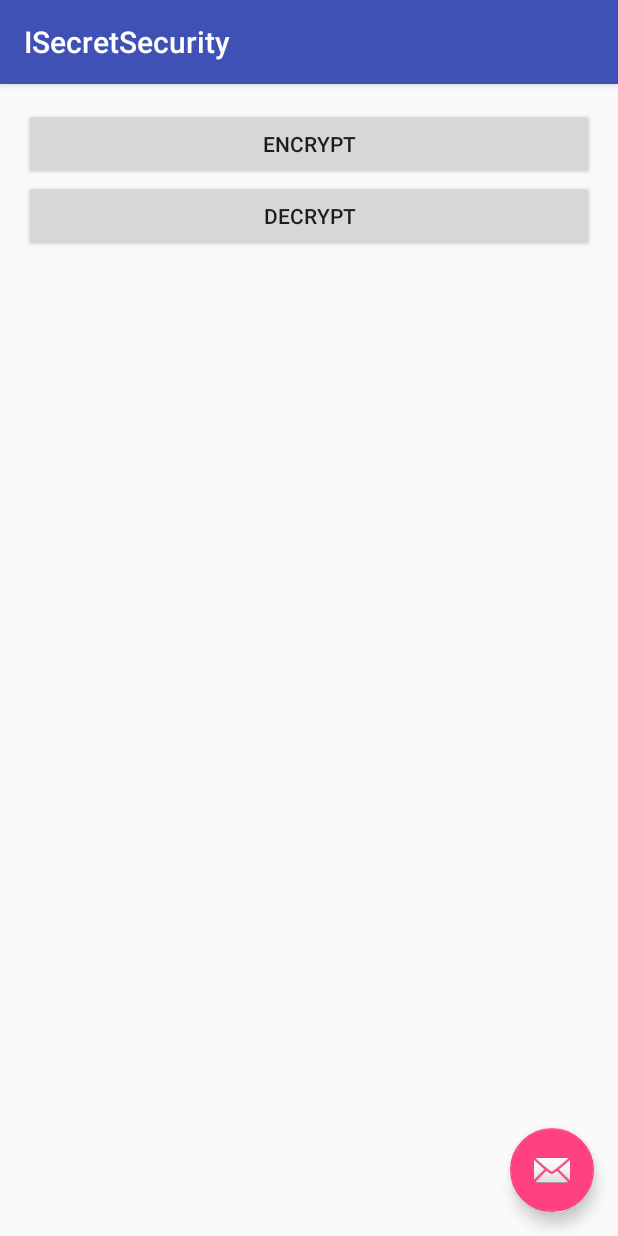
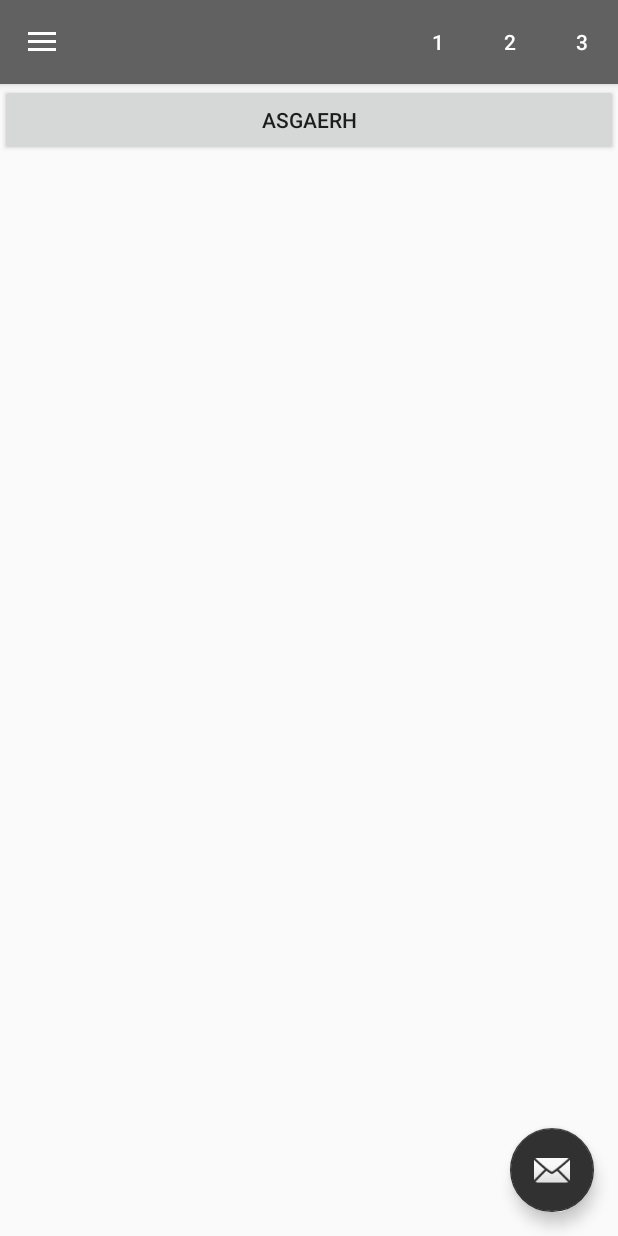
Before and after one commit to YuriZheng/IEasyTools, an Android app: the screen it shows after launch (MainActivity), on a phone screen of 412 x 824 dp. Run offline under Robolectric (Android 15) with nearby library versions, the phone set to English and light mode, and no system bars.

Commit message:
Init main view

```diff
--- a/IApplication/src/main/java/com/zyj/ieasytools/act/MainActivity.java
+++ b/IApplication/src/main/java/com/zyj/ieasytools/act/MainActivity.java
@@ -1,9 +1,14 @@
 package com.zyj.ieasytools.act;
 
+import android.content.res.Configuration;
 import android.os.Bundle;
+import android.support.annotation.Nullable;
 import android.support.design.widget.FloatingActionButton;
-import android.support.design.widget.Snackbar;
+import android.support.v4.widget.DrawerLayout;
+import android.support.v7.app.ActionBarDrawerToggle;
 import android.support.v7.widget.Toolbar;
+import android.view.Menu;
+import android.view.MenuItem;
 import android.view.View;
 import android.widget.TextView;
 
@@ -13,24 +18,50 @@ public class MainActivity extends BaseActivity {
 
     private TextView mTextView;
 
+    private DrawerLayout mDrawerLayout;
+    private ActionBarDrawerToggle mDrawerToggle;
+
     @Override
     protected void onCreate(Bundle savedInstanceState) {
         super.onCreate(savedInstanceState);
         setContentView(R.layout.activity_main);
 
         Toolbar toolbar = (Toolbar) findViewById(R.id.toolbar);
+        toolbar.setTitle("");
         setSupportActionBar(toolbar);
 
-        FloatingActionButton fab = (FloatingActionButton) findViewById(R.id.fab);
-        fab.setOnClickListener(new View.OnClickListener() {
+        toolbar.setOnMenuItemClickListener(new Toolbar.OnMenuItemClickListener() {
             @Override
-            public void onClick(View view) {
-                Snackbar.make(view, "Replace with your own action", Snackbar.LENGTH_LONG)
-                        .setAction("Action", null).show();
+            public boolean onMenuItemClick(MenuItem item) {
+                return true;
             }
         });
-        mTextView = (TextView) findViewById(R.id.content);
 
+        FloatingActionButton fab = (FloatingActionButton) findViewById(R.id.fab);
+        mDrawerLayout = (DrawerLayout) findViewById(R.id.drawer_layout);
+
+        mDrawerToggle = new ActionBarDrawerToggle(this, mDrawerLayout, toolbar, R.string.drawer_toggle_text, R.string.drawer_toggle_text);
+        mDrawerLayout.addDrawerListener(mDrawerToggle);
+
+    }
+
+    @Override
+    public boolean onCreateOptionsMenu(Menu menu) {
+        // 為了讓 Toolbar 的 Menu 有作用，這邊的程式不可以拿掉
+        getMenuInflater().inflate(R.menu.menu_main, menu);
+        return true;
+    }
+
+    @Override
+    protected void onPostCreate(@Nullable Bundle savedInstanceState) {
+        super.onPostCreate(savedInstanceState);
+        mDrawerToggle.syncState();
+    }
+
+    @Override
+    public void onConfigurationChanged(Configuration newConfig) {
+        super.onConfigurationChanged(newConfig);
+        mDrawerToggle.onConfigurationChanged(newConfig);
     }
 
     @Override
@@ -39,8 +70,7 @@ public class MainActivity extends BaseActivity {
     }
 
     public void onViewClick(View view) {
-        if (view.getId() == R.id.encrypt) {
-        } else if (view.getId() == R.id.decrypt) {
-        }
+//            Snackbar.make(view, "Replace with your own action", Snackbar.LENGTH_LONG)
+//                    .setAction("Action", null).show();
     }
 }
--- a/IApplication/src/main/res/layout/activity_main.xml
+++ b/IApplication/src/main/res/layout/activity_main.xml
@@ -18,11 +18,12 @@
             android:layout_width="match_parent"
             android:layout_height="?attr/actionBarSize"
             android:background="?attr/colorPrimary"
-            app:popupTheme="@style/AppTheme.PopupOverlay"/>
+            app:popupTheme="@style/AppTheme.PopupOverlay">
+        </android.support.v7.widget.Toolbar>
 
     </android.support.design.widget.AppBarLayout>
 
-    <include layout="@layout/content_main"/>
+    <include layout="@layout/content_drawerlayout"/>
 
     <android.support.design.widget.FloatingActionButton
         android:id="@+id/fab"
--- /dev/null
+++ b/IApplication/src/main/res/layout/content_drawerlayout.xml
@@ -0,0 +1,21 @@
+<?xml version="1.0" encoding="utf-8"?>
+<android.support.v4.widget.DrawerLayout
+    android:id="@+id/drawer_layout"
+    xmlns:android="http://schemas.android.com/apk/res/android"
+    xmlns:app="http://schemas.android.com/apk/res-auto"
+    xmlns:tools="http://schemas.android.com/tools"
+    android:layout_width="match_parent"
+    android:layout_height="match_parent">
+
+    <include layout="@layout/content_main"/>
+
+    <android.support.design.widget.NavigationView
+        android:id="@+id/navigationView"
+        android:layout_width="wrap_content"
+        android:layout_height="match_parent"
+        android:layout_gravity="left"
+        android:fitsSystemWindows="true"
+        app:headerLayout="@layout/navigation_head"
+        app:menu="@layout/navigation_menu">
+    </android.support.design.widget.NavigationView>
+</android.support.v4.widget.DrawerLayout>
--- a/IApplication/src/main/res/layout/content_main.xml
+++ b/IApplication/src/main/res/layout/content_main.xml
@@ -5,32 +5,11 @@
     xmlns:tools="http://schemas.android.com/tools"
     android:layout_width="match_parent"
     android:layout_height="match_parent"
-    android:layout_marginTop="?attr/actionBarSize"
-    android:paddingBottom="@dimen/activity_vertical_margin"
-    android:paddingLeft="@dimen/activity_horizontal_margin"
-    android:paddingRight="@dimen/activity_horizontal_margin"
-    android:paddingTop="@dimen/activity_vertical_margin">
+    android:layout_marginTop="?attr/actionBarSize">
 
     <Button
-        android:id="@+id/encrypt"
         android:layout_width="match_parent"
         android:layout_height="wrap_content"
-        android:onClick="onViewClick"
-        android:text="Encrypt"/>
+        android:text="asgaerh"/>
 
-    <Button
-        android:id="@+id/decrypt"
-        android:layout_width="match_parent"
-        android:layout_height="wrap_content"
-        android:layout_below="@id/encrypt"
-        android:onClick="onViewClick"
-        android:text="Decrypt"/>
-
-    <TextView
-        android:id="@+id/content"
-        android:layout_width="match_parent"
-        android:layout_height="wrap_content"
-        android:layout_below="@id/decrypt"
-        android:layout_marginTop="20.0dp"
-        android:gravity="center"/>
 </RelativeLayout>
--- a/IApplication/src/main/res/menu/menu_main.xml
+++ b/IApplication/src/main/res/menu/menu_main.xml
@@ -1,4 +1,24 @@
 <menu xmlns:android="http://schemas.android.com/apk/res/android"
       xmlns:app="http://schemas.android.com/apk/res-auto"
-      xmlns:tools="http://schemas.android.com/tools">
+      xmlns:tools="http://schemas.android.com/tools"
+      tools:context=".MainActivity">
+
+    <!--android:icon="@drawable/ab_edit" -->
+    <item
+        android:id="@+id/action_edit"
+        android:orderInCategory="80"
+        android:title="1"
+        app:showAsAction="always"/>
+
+    <item
+        android:id="@+id/action_share"
+        android:orderInCategory="90"
+        android:title="2"
+        app:showAsAction="always"/>
+
+    <item
+        android:id="@+id/action_share_"
+        android:orderInCategory="100"
+        android:title="3"
+        app:showAsAction="always"/>
 </menu>
--- a/IApplication/src/main/res/values-v21/styles.xml
+++ /dev/null
@@ -1,9 +0,0 @@
-<resources>>
-
-    <style name="AppTheme.NoActionBar">
-        <item name="windowActionBar">false</item>
-        <item name="windowNoTitle">true</item>
-        <item name="android:windowDrawsSystemBarBackgrounds">true</item>
-        <item name="android:statusBarColor">@android:color/transparent</item>
-    </style>
-</resources>
--- a/IApplication/src/main/res/values/colors.xml
+++ b/IApplication/src/main/res/values/colors.xml
@@ -1,6 +1,6 @@
 <?xml version="1.0" encoding="utf-8"?>
 <resources>
-    <color name="colorPrimary">#3F51B5</color>
-    <color name="colorPrimaryDark">#303F9F</color>
-    <color name="colorAccent">#FF4081</color>
+    <color name="colorPrimary">#616161</color>
+    <color name="colorPrimaryDark">#424242</color>
+    <color name="colorAccent">#313131</color>
 </resources>
--- a/IApplication/src/main/res/values/strings.xml
+++ b/IApplication/src/main/res/values/strings.xml
@@ -1,3 +1,5 @@
 <resources>
     <string name="app_name">ISecretSecurity</string>
+
+    <string name="drawer_toggle_text" translatable="false"></string>
 </resources>
--- a/IApplication/src/main/res/values/styles.xml
+++ b/IApplication/src/main/res/values/styles.xml
@@ -11,6 +11,8 @@
     <style name="AppTheme.NoActionBar">
         <item name="windowActionBar">false</item>
         <item name="windowNoTitle">true</item>
+        <item name="android:windowDrawsSystemBarBackgrounds">true</item>
+        <item name="android:statusBarColor">@android:color/transparent</item>
     </style>
 
     <style name="AppTheme.AppBarOverlay" parent="ThemeOverlay.AppCompat.Dark.ActionBar"/>
--- a/ZYJLibrary/src/main/java/com/zyj/ieasytools/library/db/BaseDatabase.java
+++ b/ZYJLibrary/src/main/java/com/zyj/ieasytools/library/db/BaseDatabase.java
@@ -53,6 +53,7 @@ public abstract class BaseDatabase {
      *
      * @param tableName the tablet name
      */
+    @SuppressWarnings("unused")
     protected void dropTable(String tableName) {
         if (checkDatabaseOpenState(mSQLDatabase)) {
             ZYJUtils.logD(getClass(), "Drop table" + tableName);
```
Also changed, not shown: IApplication/src/main/res/layout/navigation_head.xml (added, +30 -0 lines), IApplication/src/main/res/layout/navigation_menu.xml (added, +22 -0 lines), 1 other file.
